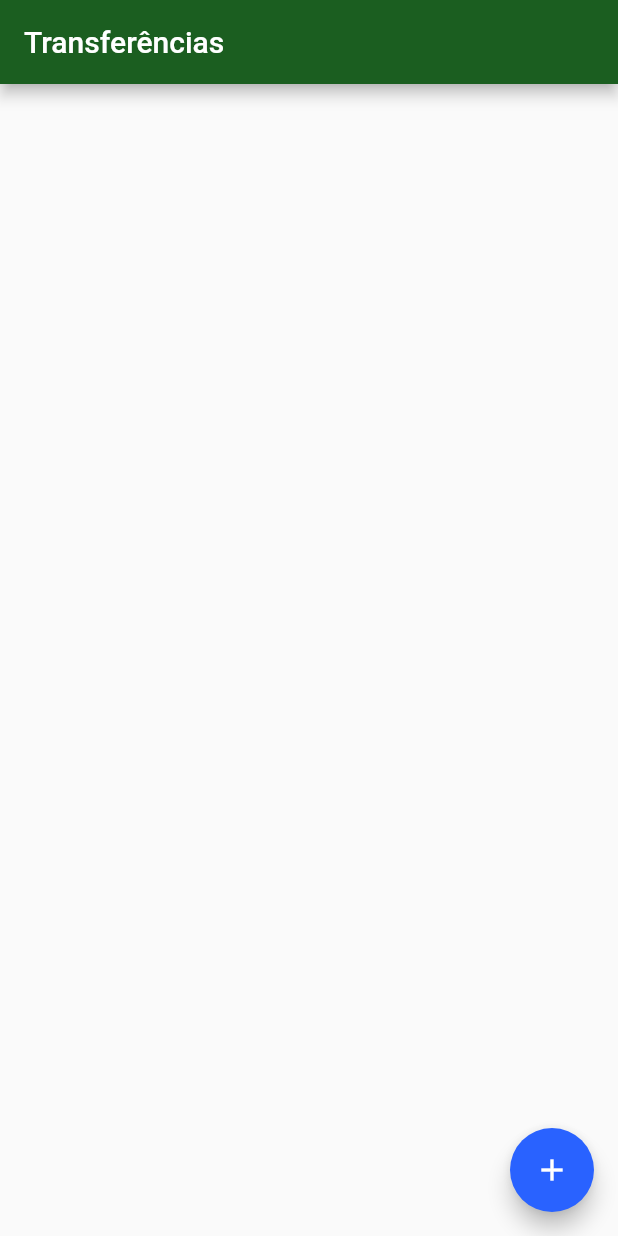
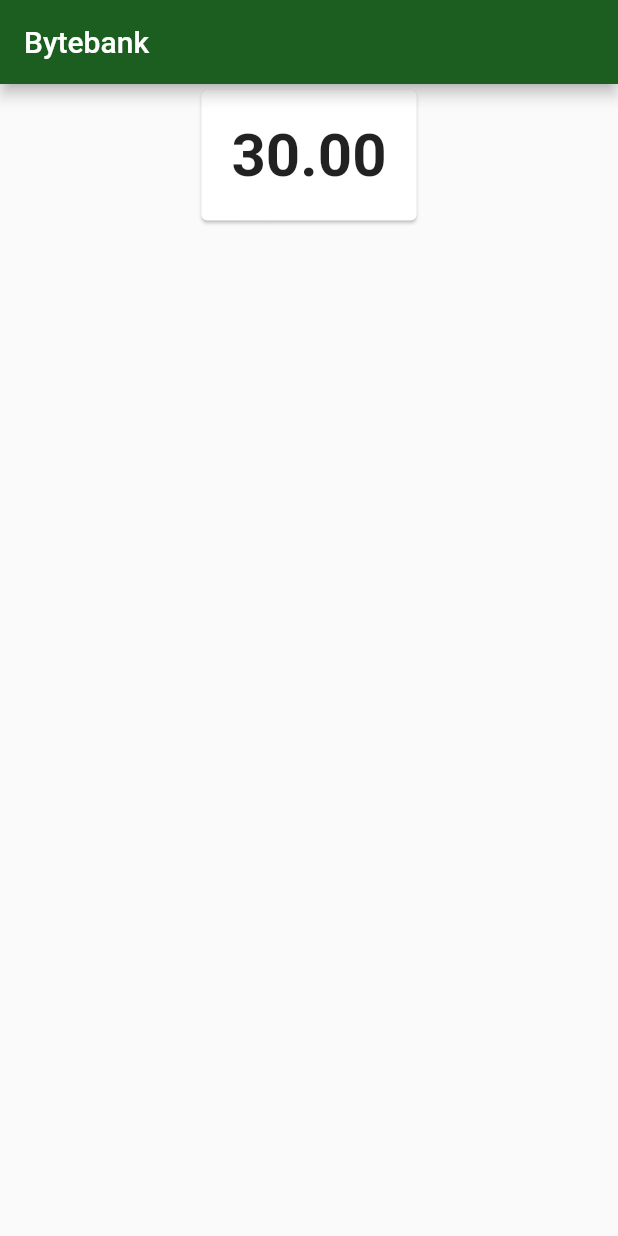
Before and after one commit to ohenriquemonte/flutter-estados-provider-alr, a Flutter app: the screen it shows after launch, on a phone screen of 412 x 824 dp. Run offline on Flutter 3.47's test engine with Material 2 defaults, Android fonts, the phone set to English and light mode, and no system bars.

Commit message:
01.03 - Dashboard e saldo

```diff
--- /dev/null
+++ b/lib/components/saldo.dart
@@ -0,0 +1,20 @@
+import 'package:flutter/material.dart';
+
+class Saldo extends StatelessWidget {
+  @override
+  Widget build(BuildContext context) {
+    return Card(
+      child: Padding(
+        padding: EdgeInsets.all(20),
+        child: Text(
+          '30.00',
+          textAlign: TextAlign.center,
+          style: TextStyle(
+            fontSize: 40,
+            fontWeight: FontWeight.bold,
+          ),
+        ),
+      ),
+    );
+  }
+}
--- a/lib/main.dart
+++ b/lib/main.dart
@@ -1,3 +1,4 @@
+import 'package:bytebank/screens/dashboard.dart';
 import 'package:bytebank/screens/transferencia/lista.dart';
 import 'package:flutter/material.dart';
 
@@ -15,7 +16,7 @@ class BytebankApp extends StatelessWidget {
           textTheme: ButtonTextTheme.primary,
         ),
       ),
-      home: ListaTransferencias(),
+      home: DashBoard(),
     );
   }
 }
--- /dev/null
+++ b/lib/screens/dashboard.dart
@@ -0,0 +1,17 @@
+import 'package:bytebank/components/saldo.dart';
+import 'package:flutter/material.dart';
+
+class DashBoard extends StatelessWidget {
+  @override
+  Widget build(BuildContext context) {
+    return Scaffold(
+      appBar: AppBar(
+        title: Text("Bytebank"),
+      ),
+      body: Align(
+        child: Saldo(),
+        alignment: Alignment.topCenter,
+      ),
+    );
+  }
+}
--- a/lib/screens/transferencia/formulario.dart
+++ b/lib/screens/transferencia/formulario.dart
@@ -50,7 +50,8 @@ class FormularioTransferenciaState extends State<FormularioTransferencia> {
             ),
           ],
         ),
-        ),);
+      ),
+    );
   }
 
   void _criaTransferencia(BuildContext context) {
```
Also changed, not shown: 4 other files. Lines whose indentation alone changed are shown as unchanged.
